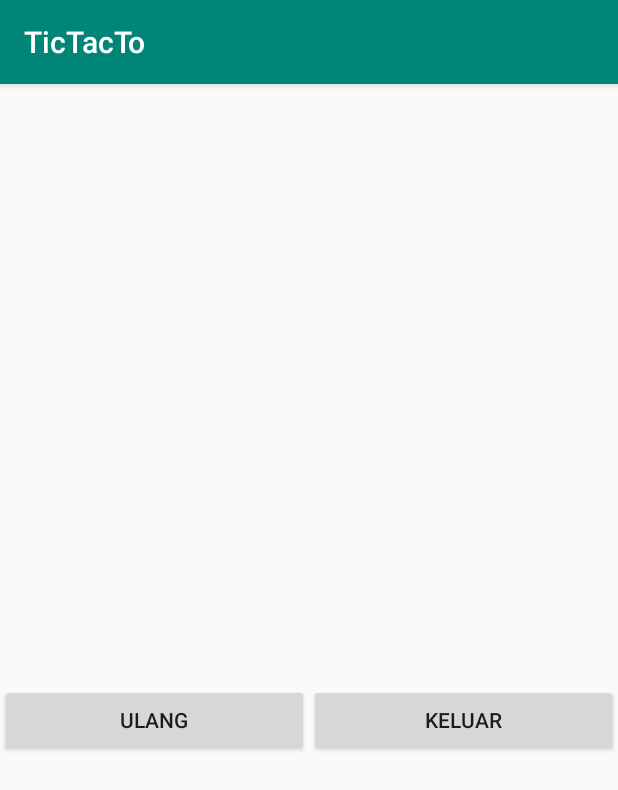
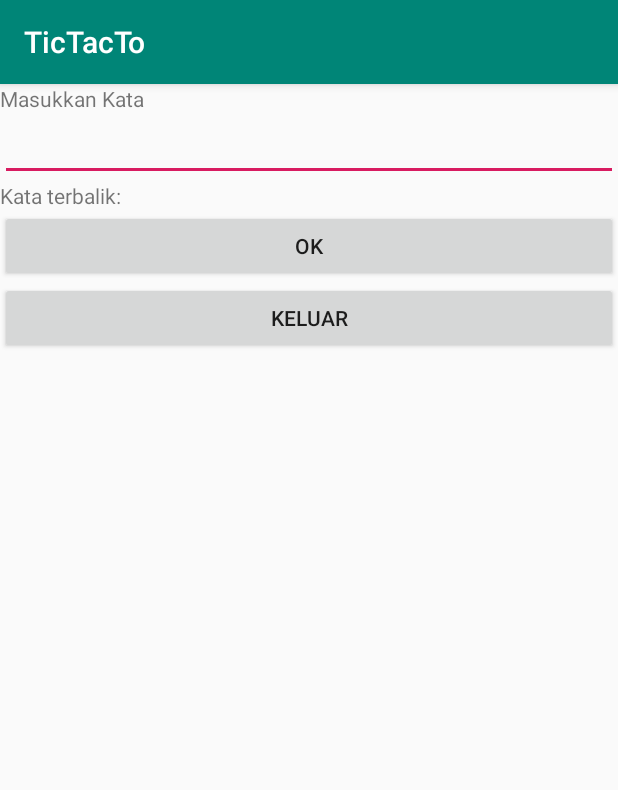
Before and after one commit to w33zy5/AndroidProjectPNB2018-2019, an Android app: the screen it shows after launch (MainActivity), on a phone screen of 412 x 824 dp. Shown: the top 790 px of the screen. Run offline under Robolectric (Android 15) with nearby library versions, the phone set to English and light mode, and no system bars.

```diff
--- a/app/src/main/java/com/example/krisnayana/tictacto/MainActivity.java
+++ b/app/src/main/java/com/example/krisnayana/tictacto/MainActivity.java
@@ -7,71 +7,42 @@ import android.os.Bundle;
 import android.view.View;
 import android.view.ViewGroup;
 import android.widget.Button;
+import android.widget.EditText;
 import android.widget.LinearLayout;
+import android.widget.TextView;
 
-public class MainActivity extends AppCompatActivity implements View.OnClickListener{
+public class MainActivity extends AppCompatActivity {
 
-    private LinearLayout linearlayout[];
-    private Button btn[][];
-    private LinearLayout latas;
-    private int giliran = 0;
-    private int merah, hijau, abu;
+    private String asli, hasil, split, reverse;
+    private EditText editAsli;
+    private TextView txtHasil;
+    private int n;
 
-    @Override
-    protected void onCreate(Bundle savedInstanceState){
+    protected void onCreate(Bundle savedInstanceState) {
         super.onCreate(savedInstanceState);
         setContentView(R.layout.activity_main);
-
-        merah = ContextCompat.getColor(this,R.color.merah);
-        hijau = ContextCompat.getColor(this,R.color.hijau);
-        abu = ContextCompat.getColor(this,R.color.abu);
-
-        Point layar = new Point();
-        getWindowManager().getDefaultDisplay().getSize(layar);
-
-        int lebarTombol = (int)(layar.x/3);
-
-        linearlayout = new LinearLayout[3];
-
-        btn = new Button[3][3];
-
-        latas = findViewById(R.id.layoutatas);
-
-        LinearLayout.LayoutParams x = new LinearLayout.LayoutParams(ViewGroup.LayoutParams.MATCH_PARENT, ViewGroup.LayoutParams.WRAP_CONTENT);
-
-        Button ulang = findViewById(R.id.buttonUlang);
-        ulang.setOnClickListener(new View.OnClickListener() {
-            @Override
-            public void onClick(View v) {
-                giliran = 0;
-                for(int i = 0; i < 3; i++){
-                    for(int j = 0; j < 3; j++){
-                        btn[i][j].setText("");
-                        btn[i][j].setEnabled(true);
-                        btn[i][j].setBackgroundColor(abu);
-                    }
+        editAsli = findViewById(R.id.editKataAsli);
+        txtHasil = findViewById(R.id.textHasil);
+        Button btnok = findViewById(R.id.buttonOK);
+        btnok.setOnClickListener(new View.OnClickListener(){
+            public void onClick(View view){
+                String str = editAsli.getText().toString();
+                String reverse = new StringBuffer(str).reverse().toString();
+                txtHasil.setText("Kalimat terbalik :"+reverse);
+                /*asli = editAsli.getText().toString();
+                int n = asli.length();
+                hasil = "";
+                for(int i = n-1; i >= 0; i--){
+                    hasil = hasil + asli.charAt(i);
                 }
+                txtHasil.setText("Kata terbalik :" + hasil);*/
+            }
+        });
+        Button btnKeluar = findViewById(R.id.buttonKeluar);
+        btnKeluar.setOnClickListener(new View.OnClickListener(){
+            public void onClick(View v){
+                System.exit(0);
             }
         });
     }
-
-    @Override
-    public void onClick(View v) {
-        for(int i = 0; i < 3; i++){
-            for(int j = 0; j < 3; j++){
-                if(v.getId()==btn[i][j].getId()){
-                    if(giliran%2==0){
-                        btn[i][j].setText("O");
-                        btn[i][j].setEnabled(false);
-                        btn[i][j].setBackgroundColor(merah);
-                    }else{
-                        btn[i][j].setText("X");
-                        btn[i][j].setEnabled(false);
-                        btn[i][j].setBackgroundColor(hijau);
-                    }
-                    giliran++;
-                }
-            }
-        }
-    }
 }
--- a/app/src/main/res/layout/activity_main.xml
+++ b/app/src/main/res/layout/activity_main.xml
@@ -7,38 +7,41 @@
     tools:context=".MainActivity">
 
     <LinearLayout
-        android:id="@+id/layoutatas"
         android:layout_width="match_parent"
-        android:layout_height="400dp"
-        android:layout_alignParentStart="true"
-        android:layout_alignParentLeft="true"
-        android:layout_alignParentRight="true"
-        android:layout_alignParentTop="true"
-        android:layout_marginStart="0dp"
-        android:layout_marginLeft="0dp"
-        android:layout_marginTop="0dp"
-        android:orientation="vertical"></LinearLayout>
+        android:layout_height="match_parent"
+        android:orientation="vertical">
 
-    <LinearLayout
-        android:id="@+id/layoutbawah"
-        android:layout_width="match_parent"
-        android:layout_height="60dp"
-        android:layout_below="@+id/layoutatas"
-        android:layout_marginTop="0dp"
-        android:orientation="horizontal">
+        <TextView
+            android:id="@+id/textView2"
+            android:layout_width="match_parent"
+            android:layout_height="wrap_content"
+            android:text="Masukkan Kata" />
+
+        <EditText
+            android:id="@+id/editKataAsli"
+            android:layout_width="match_parent"
+            android:layout_height="wrap_content"
+            android:ems="10"
+            android:inputType="textPersonName" />
+
+        <TextView
+            android:id="@+id/textHasil"
+            android:layout_width="match_parent"
+            android:layout_height="wrap_content"
+            android:text="Kata terbalik:" />
 
         <Button
-            android:id="@+id/buttonUlang"
-            android:layout_width="wrap_content"
+            android:id="@+id/buttonOK"
+            android:layout_width="match_parent"
             android:layout_height="wrap_content"
-            android:layout_weight="1"
-            android:text="Ulang" />
+            android:text="Ok" />
 
         <Button
             android:id="@+id/buttonKeluar"
-            android:layout_width="wrap_content"
+            android:layout_width="match_parent"
             android:layout_height="wrap_content"
-            android:layout_weight="1"
             android:text="Keluar" />
+
     </LinearLayout>
+
 </RelativeLayout>
```
